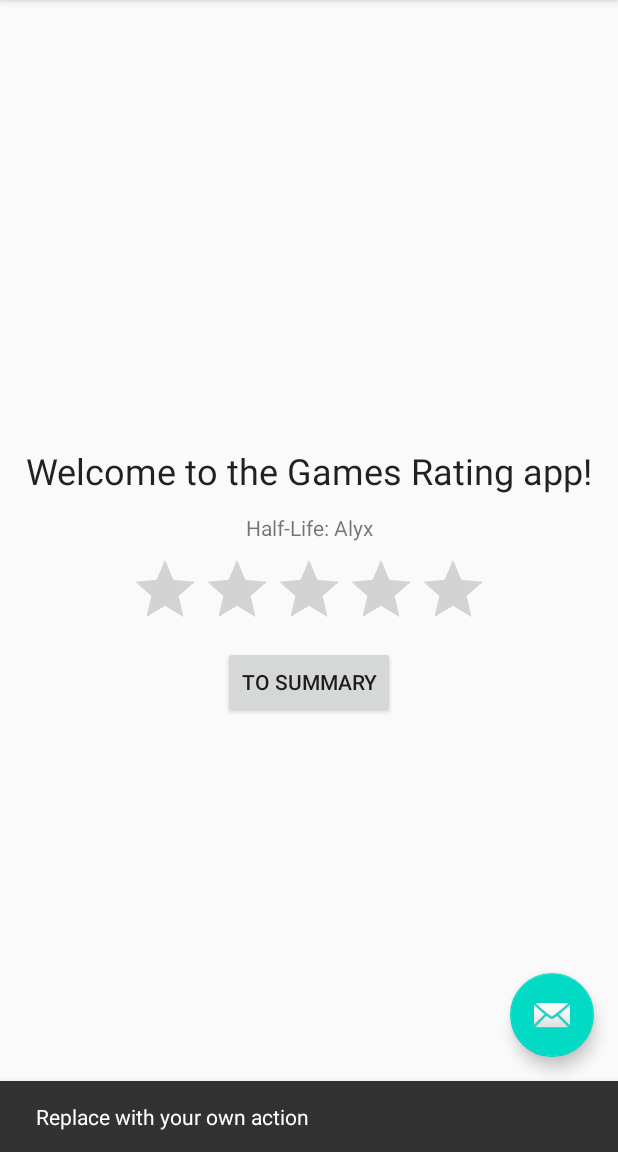
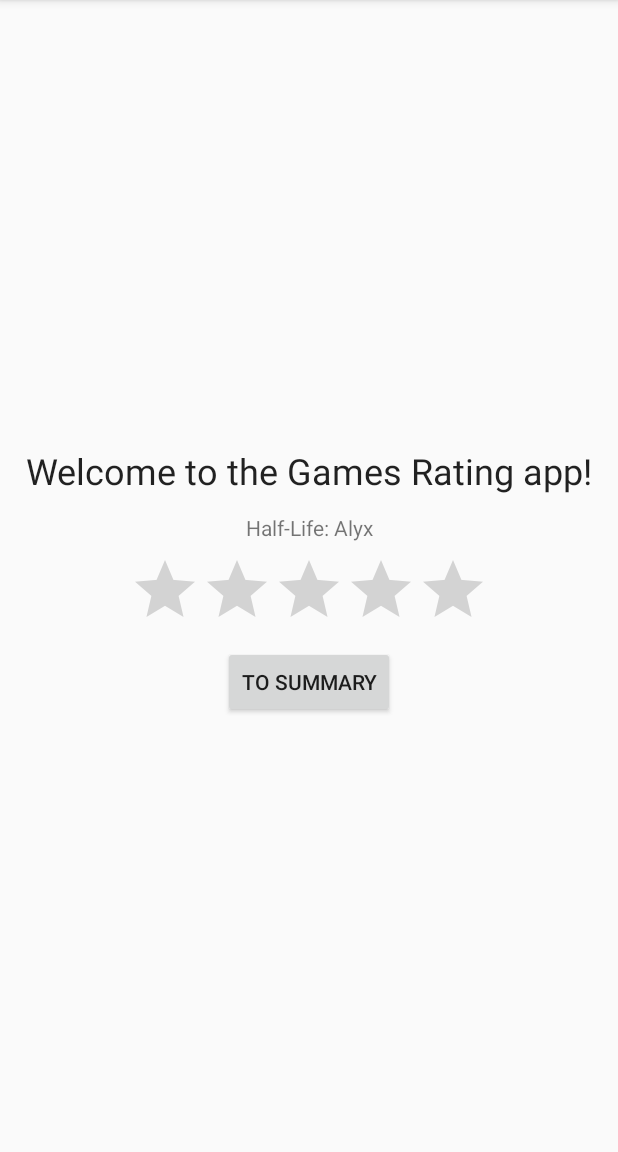
Before and after one commit to KoningSanderPander/MadLevel3Task1, an Android app: the screen it shows after launch (MainActivity), after a tap on "START", on a phone screen of 412 x 824 dp, the part 84-1236 px from its top. Run offline under Robolectric (Android 15) with nearby library versions, the phone set to English and light mode, and no system bars; 1 other tap on this screen came first.

Commit message:
Forgot to remove the FAB...

```diff
--- a/app/src/main/java/nl/svdoetelaar/madlevel3task1/MainActivity.kt
+++ b/app/src/main/java/nl/svdoetelaar/madlevel3task1/MainActivity.kt
@@ -13,11 +13,6 @@ class MainActivity : AppCompatActivity() {
         super.onCreate(savedInstanceState)
         setContentView(R.layout.activity_main)
         setSupportActionBar(findViewById(R.id.toolbar))
-
-        findViewById<FloatingActionButton>(R.id.fab).setOnClickListener { view ->
-            Snackbar.make(view, "Replace with your own action", Snackbar.LENGTH_LONG)
-                    .setAction("Action", null).show()
-        }
     }
 
     override fun onCreateOptionsMenu(menu: Menu): Boolean {
--- a/app/src/main/res/layout/activity_main.xml
+++ b/app/src/main/res/layout/activity_main.xml
@@ -22,12 +22,4 @@
 
     <include layout="@layout/content_main" />
 
-    <com.google.android.material.floatingactionbutton.FloatingActionButton
-        android:id="@+id/fab"
-        android:layout_width="wrap_content"
-        android:layout_height="wrap_content"
-        android:layout_gravity="bottom|end"
-        android:layout_margin="@dimen/fab_margin"
-        app:srcCompat="@android:drawable/ic_dialog_email" />
-
 </androidx.coordinatorlayout.widget.CoordinatorLayout>
```
